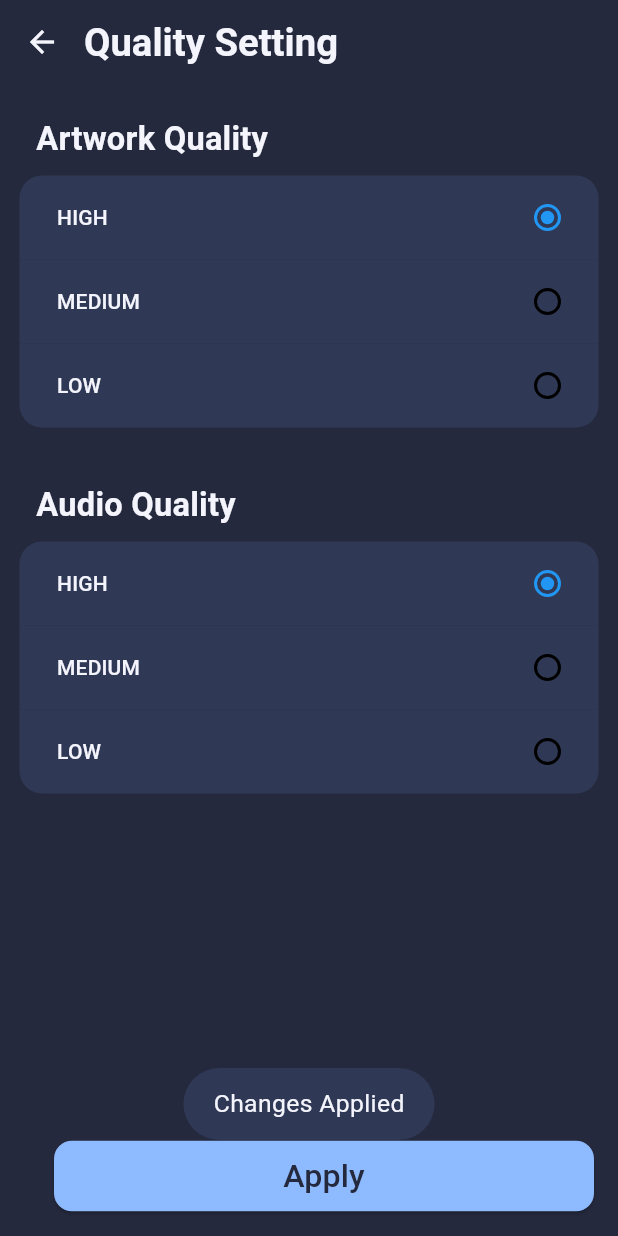
After one commit to AKSHAYK0UL/Nex-Music, a Flutter app: the QualitySettingsScreen screen opened by its route, after a tap on "Apply", on a phone screen of 412 x 824 dp. The commit adds this screen. Run offline on Flutter 3.47's test engine with Material 3 defaults, Android fonts, the phone set to English and light mode, and no system bars; our stand-ins replace app_links, audio_service, audio_video_progress_bar, bloc_concurrency, buttons_tabbar, cached_network_image and 18 more; missing offline and left inert: dart_ytmusic_api, youtube_explode_dart; accounts and stored records are empty; generated files the repository leaves out were written again.

Commit message:
working on audio and thumbnail quality

```diff
--- /dev/null
+++ b/lib/bloc/quality_bloc/bloc/quality_bloc.dart
@@ -0,0 +1,35 @@
+import 'package:flutter_bloc/flutter_bloc.dart';
+import 'package:nex_music/core/services/hive/hive__adapter_model/hive_quality_class.dart';
+import 'package:nex_music/core/services/hive_singleton.dart';
+
+part 'quality_event.dart';
+part 'quality_state.dart';
+
+class QualityBloc extends Bloc<QualityEvent, QualityState> {
+  final HiveDataBaseSingleton _dataBaseSingleton;
+  QualityBloc(this._dataBaseSingleton) : super(QualityInitial()) {
+    on<SaveQualityEvent>(save);
+    on<GetQualityEvent>(getQuality);
+  }
+
+  Future<void> save(SaveQualityEvent event, Emitter<QualityState> emit) async {
+    emit(LoadingState());
+    try {
+      await _dataBaseSingleton.save(event.hiveQuality);
+      emit(SuccessState());
+    } catch (e) {
+      emit(ErrorState(errorMassage: e.toString()));
+    }
+  }
+
+  Future<void> getQuality(
+      GetQualityEvent event, Emitter<QualityState> emit) async {
+    emit(LoadingState());
+    try {
+      final data = await _dataBaseSingleton.getData;
+      emit(QualityDataState(data: data));
+    } catch (e) {
+      emit(ErrorState(errorMassage: e.toString()));
+    }
+  }
+}
--- /dev/null
+++ b/lib/bloc/quality_bloc/bloc/quality_event.dart
@@ -0,0 +1,13 @@
+part of 'quality_bloc.dart';
+
+sealed class QualityEvent {
+  const QualityEvent();
+}
+
+final class SaveQualityEvent extends QualityEvent {
+  final HiveQuality hiveQuality;
+
+  SaveQualityEvent({required this.hiveQuality});
+}
+
+final class GetQualityEvent extends QualityEvent {}
--- /dev/null
+++ b/lib/bloc/quality_bloc/bloc/quality_state.dart
@@ -0,0 +1,23 @@
+part of 'quality_bloc.dart';
+
+sealed class QualityState {
+  const QualityState();
+}
+
+final class QualityInitial extends QualityState {}
+
+final class LoadingState extends QualityState {}
+
+final class QualityDataState extends QualityState {
+  final HiveQuality data;
+
+  QualityDataState({required this.data});
+}
+
+final class SuccessState extends QualityState {}
+
+final class ErrorState extends QualityState {
+  final String errorMassage;
+
+  ErrorState({required this.errorMassage});
+}
--- /dev/null
+++ b/lib/constants/const.dart
@@ -0,0 +1 @@
+const qualitySettingsBox = "qualitysettingsbox";
--- a/lib/core/route/route.dart
+++ b/lib/core/route/route.dart
@@ -6,6 +6,7 @@ import 'package:nex_music/presentation/search/screens/search_result_tab.dart';
 import 'package:nex_music/presentation/search/screens/search_screen.dart';
 import 'package:nex_music/presentation/home/screen/showallplaylists.dart';
 import 'package:nex_music/presentation/playlist/screen/showplaylist.dart';
+import 'package:nex_music/presentation/setting/screen/setting.dart';
 
 Map<String, WidgetBuilder> routes = {
   AudioPlayerScreen.routeName: (context) => const AudioPlayerScreen(),
@@ -15,4 +16,5 @@ Map<String, WidgetBuilder> routes = {
   SearchResultTab.routeName: (context) => const SearchResultTab(),
   ArtistFullScreen.routeName: (context) => const ArtistFullScreen(),
   UserInfo.routeName: (context) => const UserInfo(),
+  QualitySettingsScreen.routeName: (context) => const QualitySettingsScreen(),
 };
--- /dev/null
+++ b/lib/core/services/hive/hive__adapter_model/hive_quality_class.dart
@@ -0,0 +1,13 @@
+import 'package:hive_ce/hive.dart';
+import 'package:nex_music/enum/quality.dart';
+@GenerateAdapters([AdapterSpec<HiveQuality>()])
+part 'hive_quality_class.g.dart';
+
+class HiveQuality extends HiveObject {
+  ThumbnailQuality thumbnailQuality;
+  AudioQuality audioQuality;
+  HiveQuality({
+    required this.thumbnailQuality,
+    required this.audioQuality,
+  });
+}
--- /dev/null
+++ b/lib/core/services/hive_singleton.dart
@@ -0,0 +1,40 @@
+import 'package:hive_ce/hive.dart';
+import 'package:nex_music/constants/const.dart';
+import 'package:nex_music/core/services/hive/hive__adapter_model/hive_quality_class.dart';
+
+class HiveDataBaseSingleton {
+  static final HiveDataBaseSingleton instance =
+      HiveDataBaseSingleton._internal();
+
+  HiveDataBaseSingleton._internal();
+
+//get Box
+  Box<HiveQuality> get getBox {
+    final hiveDB = Hive.box<HiveQuality>(qualitySettingsBox);
+    return hiveDB;
+  }
+
+  //Save [add task]
+  Future<void> save(HiveQuality data) async {
+    final box = getBox;
+    if (box.isEmpty) {
+      await box.add(HiveQuality(
+          thumbnailQuality: data.thumbnailQuality,
+          audioQuality: data.audioQuality));
+    } else {
+      await box.putAt(
+          0,
+          HiveQuality(
+              thumbnailQuality: data.thumbnailQuality,
+              audioQuality: data.audioQuality));
+    }
+  }
+
+  //get
+  Future<HiveQuality> get getData async {
+    final box = getBox;
+    return HiveQuality(
+        thumbnailQuality: box.values.first.thumbnailQuality,
+        audioQuality: box.values.first.audioQuality);
+  }
+}
--- a/lib/core/ui_component/signing_out_loading.dart
+++ b/lib/core/ui_component/signing_out_loading.dart
@@ -6,6 +6,7 @@ import 'package:lottie/lottie.dart';
 import 'package:nex_music/bloc/auth_bloc/bloc/auth_bloc.dart';
 import 'package:nex_music/bloc/songstream_bloc/bloc/songstream_bloc.dart';
 import 'package:nex_music/bloc/user_logged_bloc/bloc/user_logged_bloc.dart';
+import 'package:nex_music/core/services/hive_singleton.dart';
 import 'package:nex_music/core/theme/hexcolor.dart';
 import 'package:nex_music/main.dart';
 import 'package:nex_music/utils/audioutils/audio_handler.dart';
@@ -32,7 +33,10 @@ class _SigningOutLoadingState extends State<SigningOutLoading> {
           Navigator.of(context).pushAndRemoveUntil(
             MaterialPageRoute(
                 builder: (context) => MyApp(
-                      myAudioHandler: AudioPlayerHandler(audioPlayer),
+                      myAudioHandler: AudioPlayerHandler(
+                        audioPlayer,
+                      ),
+                      dbInstance: HiveDataBaseSingleton.instance,
                     )),
             (route) => false,
           );
--- /dev/null
+++ b/lib/enum/quality.dart
@@ -0,0 +1,23 @@
+import 'package:hive_ce/hive.dart';
+
+part 'quality.g.dart';
+
+@HiveType(typeId: 1)
+enum ThumbnailQuality {
+  @HiveField(0)
+  high,
+  @HiveField(1)
+  medium,
+  @HiveField(2)
+  low,
+}
+
+@HiveType(typeId: 2)
+enum AudioQuality {
+  @HiveField(0)
+  high,
+  @HiveField(1)
+  medium,
+  @HiveField(2)
+  low,
+}
--- a/lib/helper_function/repository/repository_helper_function.dart
+++ b/lib/helper_function/repository/repository_helper_function.dart
@@ -1,9 +1,11 @@
 import 'package:dart_ytmusic_api/types.dart';
+import 'package:nex_music/enum/quality.dart';
 import 'package:nex_music/helper_function/general/thumbnail.dart';
 import 'package:nex_music/helper_function/general/timeformate.dart';
 import 'package:nex_music/model/artistmodel.dart';
 import 'package:nex_music/model/playlistmodel.dart';
 import 'package:nex_music/model/songmodel.dart';
+import 'package:youtube_explode_dart/youtube_explode_dart.dart';
 
 class RepositoryHelperFunction {
   // Get QuickPicks
@@ -145,4 +147,28 @@ class RepositoryHelperFunction {
         duration:
             videofull.duration == 0 ? "" : timeFormate(videofull.duration - 1));
   }
+
+  static AudioOnlyStreamInfo selectStream(
+      List<AudioOnlyStreamInfo> streams, AudioQuality quality) {
+    switch (quality) {
+      case AudioQuality.high:
+        // Prefer itag 251 or 140 for high quality.
+        return streams.lastWhere(
+          (stream) => stream.tag == 251 || stream.tag == 140,
+          orElse: () => streams.first,
+        );
+      case AudioQuality.medium:
+        // Choose itag 250 or 139 for medium quality.
+        return streams.lastWhere(
+          (stream) => stream.tag == 250 || stream.tag == 139,
+          orElse: () => streams.first,
+        );
+      case AudioQuality.low:
+        // Select itag 249 for low quality.
+        return streams.lastWhere(
+          (stream) => stream.tag == 249,
+          orElse: () => streams.first,
+        );
+    }
+  }
 }
--- a/lib/main.dart
+++ b/lib/main.dart
@@ -5,6 +5,7 @@ import 'package:firebase_auth/firebase_auth.dart';
 import 'package:firebase_core/firebase_core.dart';
 import 'package:flutter/material.dart';
 import 'package:flutter_bloc/flutter_bloc.dart';
+import 'package:hive_ce/hive.dart';
 import 'package:just_audio/just_audio.dart';
 import 'package:nex_music/bloc/artist_bloc/bloc/artist_bloc.dart';
 import 'package:nex_music/bloc/auth_bloc/bloc/auth_bloc.dart';
@@ -13,6 +14,7 @@ import 'package:nex_music/bloc/deep_link_bloc/bloc/deeplink_bloc.dart';
 import 'package:nex_music/bloc/full_artist_songs_bloc/bloc/full_artist_bloc.dart';
 import 'package:nex_music/bloc/homesection_bloc/homesection_bloc.dart';
 import 'package:nex_music/bloc/playlist_bloc/playlist_bloc.dart';
+import 'package:nex_music/bloc/quality_bloc/bloc/quality_bloc.dart';
 import 'package:nex_music/bloc/recent_played_bloc/bloc/recentplayed_bloc.dart';
 import 'package:nex_music/bloc/search_bloc/bloc/search_bloc.dart';
 import 'package:nex_music/bloc/searchedplaylist_bloc/bloc/searchedplaylist_bloc.dart';
@@ -21,8 +23,12 @@ import 'package:nex_music/bloc/song_dialog_bloc/bloc/song_dialog_bloc.dart';
 import 'package:nex_music/bloc/songstream_bloc/bloc/songstream_bloc.dart';
 import 'package:nex_music/bloc/user_logged_bloc/bloc/user_logged_bloc.dart';
 import 'package:nex_music/bloc/video_bloc/bloc/video_bloc.dart';
+import 'package:nex_music/constants/const.dart';
 import 'package:nex_music/core/bloc_provider/repository_provider/repository_provider.dart';
 import 'package:nex_music/core/route/route.dart';
+import 'package:nex_music/core/services/hive/hive__adapter_model/hive_quality_class.dart';
+import 'package:nex_music/core/services/hive/hive__adapter_model/hive_registrar.g.dart';
+import 'package:nex_music/core/services/hive_singleton.dart';
 import 'package:nex_music/core/theme/theme.dart';
 import 'package:nex_music/presentation/auth/screens/auth_screen.dart';
 import 'package:nex_music/presentation/home/navbar/navbar.dart';
@@ -32,10 +38,19 @@ import 'package:nex_music/repository/home_repo/repository.dart';
 
 import 'package:nex_music/secrets/firebase_options.dart';
 import 'package:nex_music/utils/audioutils/audio_handler.dart';
+import 'package:path_provider/path_provider.dart';
 
 final audioPlayer = AudioPlayer(); //global audioplayer  instance
 Future<void> main() async {
   WidgetsFlutterBinding.ensureInitialized();
+  // await Hive.initFlutter();
+  // Hive.registerAdapter(HiveQualityAdapter());
+  final dir = await getApplicationDocumentsDirectory();
+  Hive
+    ..init(dir.path)
+    ..registerAdapters();
+
+  await Hive.openBox<HiveQuality>(qualitySettingsBox);
   await Firebase.initializeApp(options: DefaultFirebaseOptions.currentPlatform);
   final audioHandler = await AudioService.init(
     builder: () => AudioPlayerHandler(audioPlayer),
@@ -48,15 +63,17 @@ Future<void> main() async {
       androidNotificationIcon: 'drawable/ic_notification',
     ),
   );
-
+  final dbinstance = HiveDataBaseSingleton.instance;
   runApp(MyApp(
     myAudioHandler: audioHandler,
+    dbInstance: dbinstance,
   ));
 }
 
 class MyApp extends StatelessWidget {
   final AudioPlayerHandler myAudioHandler;
-  MyApp({super.key, required this.myAudioHandler});
+  final HiveDataBaseSingleton dbInstance;
+  MyApp({super.key, required this.myAudioHandler, required this.dbInstance});
   final repositoryProviderClassInstance = RepositoryProviderClass(
       firebaseAuthInstance: FirebaseAuth.instance,
       connectivity: Connectivity());
@@ -86,6 +103,7 @@ class MyApp extends StatelessWidget {
                 audioPlayer,
                 myAudioHandler,
                 context.read<DbRepository>(),
+                dbInstance,
               );
               // Immediately pass the bloc instance to the audio handler.
               myAudioHandler.setSongstreamBloc(bloc);
@@ -135,6 +153,7 @@ class MyApp extends StatelessWidget {
               repositoryProviderClassInstance.getConnectivityInstance,
             ),
           ),
+          BlocProvider(create: (context) => QualityBloc(dbInstance)),
         ],
         child: MaterialApp(
           debugShowCheckedModeBanner: false,
--- /dev/null
+++ b/lib/presentation/setting/screen/setting.dart
@@ -0,0 +1,89 @@
+import 'package:flutter/material.dart';
+import 'package:flutter_bloc/flutter_bloc.dart';
+import 'package:nex_music/bloc/quality_bloc/bloc/quality_bloc.dart';
+import 'package:nex_music/core/services/hive/hive__adapter_model/hive_quality_class.dart';
+
+import 'package:nex_music/core/theme/hexcolor.dart';
+import 'package:nex_music/core/ui_component/snackbar.dart';
+import 'package:nex_music/enum/quality.dart';
+import 'package:nex_music/presentation/setting/widget/build_option.dart';
+
+class QualitySettingsScreen extends StatefulWidget {
+  static const routeName = "setting";
+
+  const QualitySettingsScreen({super.key});
+
+  @override
+  State<QualitySettingsScreen> createState() => _QualitySettingsScreenState();
+}
+
+class _QualitySettingsScreenState extends State<QualitySettingsScreen> {
+  final ValueNotifier<ThumbnailQuality> thumbnailQualityNotifier =
+      ValueNotifier<ThumbnailQuality>(ThumbnailQuality.high);
+  final ValueNotifier<AudioQuality> audioQualityNotifier =
+      ValueNotifier<AudioQuality>(AudioQuality.high);
+
+  @override
+  void dispose() {
+    thumbnailQualityNotifier.dispose();
+    audioQualityNotifier.dispose();
+    super.dispose();
+  }
+
+  @override
+  Widget build(BuildContext context) {
+    final screenSize = MediaQuery.sizeOf(context).height;
+    return Scaffold(
+      appBar: AppBar(
+        title: const Text('Quality Setting'),
+      ),
+      body: BlocListener<QualityBloc, QualityState>(
+        listener: (context, state) {
+          if (state is SuccessState) {
+            print("DATA SAVED");
+            showSnackbar(context, screenSize, "Changes Applied");
+          }
+          if (state is ErrorState) {
+            print(state.errorMassage);
+          }
+          if (state is QualityDataState) {
+            print("THUMBNAIL : ${state.data.thumbnailQuality}");
+            print("AUDIOSTREAM : ${state.data.audioQuality}");
+          }
+        },
+        child: Padding(
+          padding: const EdgeInsets.symmetric(horizontal: 13, vertical: 20),
+          child: Column(
+            crossAxisAlignment: CrossAxisAlignment.start,
+            children: [
+              buildQualityOptions(context, ThumbnailQuality.values,
+                  thumbnailQualityNotifier, 'Artwork Quality'),
+              const SizedBox(height: 35),
+              buildQualityOptions(context, AudioQuality.values,
+                  audioQualityNotifier, 'Audio Quality'),
+            ],
+          ),
+        ),
+      ),
+      floatingActionButton: ElevatedButton(
+        style: ElevatedButton.styleFrom(
+          backgroundColor: accentColor,
+          foregroundColor: backgroundColor,
+          shape:
+              RoundedRectangleBorder(borderRadius: BorderRadius.circular(12)),
+          fixedSize: const Size(360, 47),
+        ),
+        onPressed: () {
+          context.read<QualityBloc>().add(
+                SaveQualityEvent(
+                  hiveQuality: HiveQuality(
+                      thumbnailQuality: thumbnailQualityNotifier.value,
+                      audioQuality: audioQualityNotifier.value),
+                ),
+              );
+        },
+        child: const Text("Apply"),
+      ),
+    );
+  }
+}
--- /dev/null
+++ b/lib/presentation/setting/widget/build_option.dart
@@ -0,0 +1,54 @@
+import 'package:flutter/material.dart';
+
+Widget buildQualityOptions<T>(BuildContext context, List<T> values,
+    ValueNotifier<T> notifier, String title) {
+  return Column(
+    crossAxisAlignment: CrossAxisAlignment.start,
+    children: [
+      Text(
+        "  $title",
+        style: Theme.of(context).textTheme.titleMedium,
+      ),
+      const SizedBox(height: 08),
+      ValueListenableBuilder<T>(
+        valueListenable: notifier,
+        builder: (context, selectedQuality, child) {
+          return Column(
+            children: List.generate(values.length, (index) {
+              T quality = values[index];
+
+              BorderRadius borderRadius = BorderRadius.zero;
+              if (index == 0) {
+                borderRadius =
+                    const BorderRadius.vertical(top: Radius.circular(15));
+              } else if (index == values.length - 1) {
+                borderRadius =
+                    const BorderRadius.vertical(bottom: Radius.circular(15));
+              }
+
+              return GestureDetector(
+                onTap: () {
+                  notifier.value = quality;
+                },
+                child: ListTile(
+                  contentPadding: const EdgeInsets.only(left: 25, right: 10),
+                  shape: RoundedRectangleBorder(borderRadius: borderRadius),
+                  title: Text(quality.toString().split('.').last.toUpperCase()),
+                  trailing: Radio<T>(
+                    value: quality,
+                    groupValue: selectedQuality,
+                    onChanged: (value) {
+                      if (value != null) {
+                        notifier.value = value;
+                      }
+                    },
+                  ),
+                ),
+              );
+            }),
+          );
+        },
+      ),
+    ],
+  );
+}
--- a/lib/repository/home_repo/repository.dart
+++ b/lib/repository/home_repo/repository.dart
@@ -1,4 +1,5 @@
 import 'package:dart_ytmusic_api/types.dart';
+import 'package:nex_music/enum/quality.dart';
 import 'package:nex_music/helper_function/general/thumbnail.dart';
 import 'package:nex_music/helper_function/general/timeformate.dart';
 import 'package:nex_music/helper_function/repository/repository_helper_function.dart';
@@ -91,9 +92,22 @@ class Repository {
   }
 
 //get audio stream
-  Future<Uri> getSongUrl(String songId) async {
+  // Future<Uri> getSongUrl(String songId) async {
+  //   final manifest = await _dataProvider.songStreamUrl(songId);
+
+  //   return manifest.audioOnly.withHighestBitrate().url;
+  // }
+
+  Future<Uri> getSongUrl(String songId, AudioQuality quality) async {
     final manifest = await _dataProvider.songStreamUrl(songId);
-    return manifest.audioOnly.withHighestBitrate().url;
+    final audioStreams = manifest.audioOnly;
+
+    // Select the stream based on the desired quality.
+    final selectedStream =
+        RepositoryHelperFunction.selectStream(audioStreams, quality);
+    print("STREAM BITRATE : ${selectedStream.bitrate.kiloBitsPerSecond}");
+
+    return selectedStream.url;
   }
 
   //Search suggestion
```
Also changed, not shown: lib/bloc/songstream_bloc/bloc/songstream_bloc.dart (+10 -2 lines), lib/core/services/hive/hive__adapter_model/hive_quality_class.g.yaml (added, +13 -0 lines), lib/presentation/home/screen/home_screen.dart (+13 -0 lines), pubspec.yaml (+8 -1 lines), lib/core/services/hive/hive__adapter_model/hive_quality_class.g.dart (added), lib/core/services/hive/hive__adapter_model/hive_registrar.g.dart (added), lib/enum/quality.g.dart (added), pubspec.lock.
